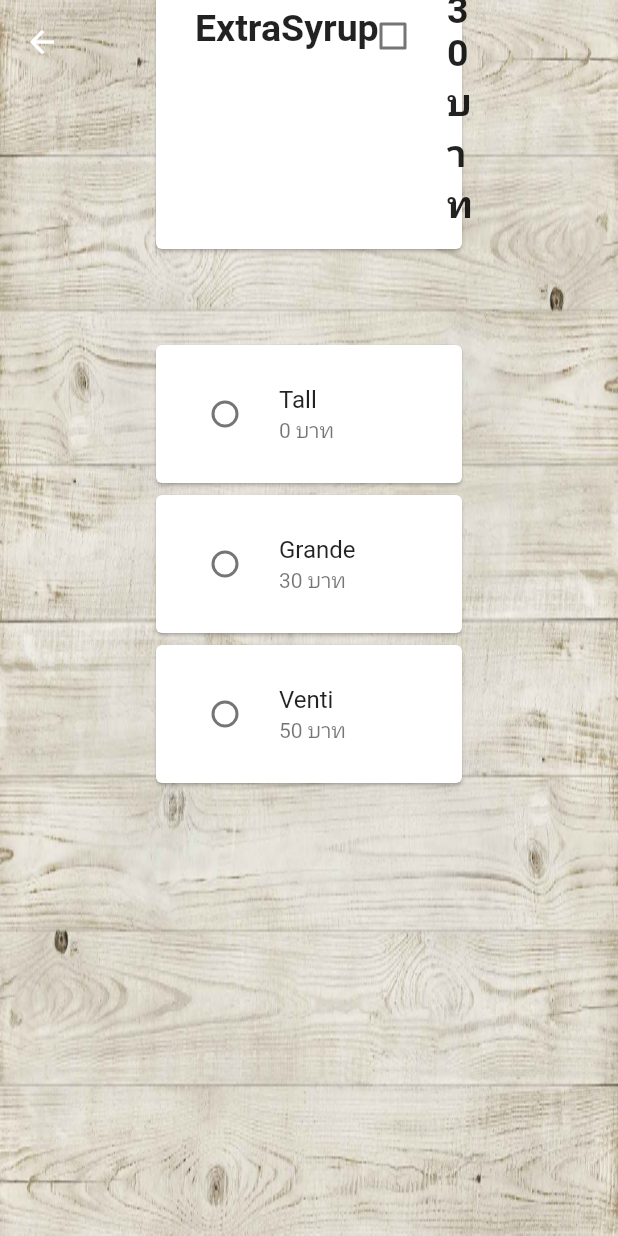
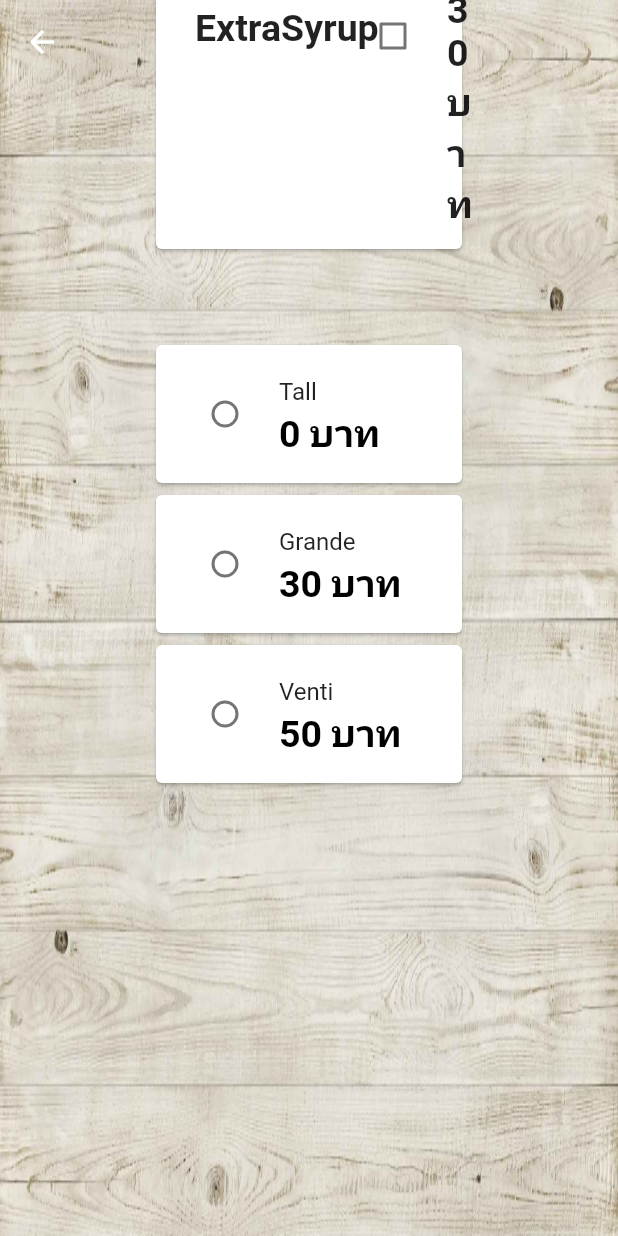
Before and after one commit to ssalilla/selfordering1, a Flutter app: the Americano screen opened directly, scrolled down 1152 dp, on a phone screen of 412 x 824 dp. Run offline on Flutter 3.47's test engine with Material 2 defaults, Android fonts, the light colour scheme and no system bars.

Commit message:
add Ischecked

```diff
--- a/lib/Americano.dart
+++ b/lib/Americano.dart
@@ -5,6 +5,7 @@ import 'package:selfordering1/models/addon.dart';
 import 'package:selfordering1/models/models.dart';
 
 class Americano extends StatefulWidget {
+
   @override
   _AmericanoState createState() => _AmericanoState();
 }
@@ -61,6 +62,7 @@ class _AmericanoState extends State<Americano> {
   @override
   var _size;
 
+
   Widget build(BuildContext context) {
     return Scaffold(
       appBar: AppBar(
@@ -84,10 +86,10 @@ class _AmericanoState extends State<Americano> {
         ),
         child: ListView(
           padding: const EdgeInsets.all(100),
-          children: <Widget>[
+          children: [
             Column(
-              mainAxisAlignment: MainAxisAlignment.start,
-              crossAxisAlignment: CrossAxisAlignment.start,
+              mainAxisAlignment: MainAxisAlignment.center,
+              crossAxisAlignment: CrossAxisAlignment.center,
               children: [
                 Container(
                   width: 200,
@@ -183,7 +185,11 @@ class _AmericanoState extends State<Americano> {
                                   title: Text(listSize[i].size),
                                   subtitle: Text(
                                       listSize[i].price.toStringAsFixed(0) +
-                                          ' บาท'),
+                                          ' บาท',
+                                    style: TextStyle(
+                                      fontSize: 25,
+                                      fontWeight: FontWeight.bold, color: Colors.black,
+                                    ),),
                                   value: listSize[i].price,
                                   groupValue: _size,
                                   onChanged: (value) {
@@ -200,6 +206,11 @@ class _AmericanoState extends State<Americano> {
                 ],
               ),
             ),
+            Container(
+              width: 300,
+              height: 200,
+              child: Text(calculatePrice().toStringAsFixed(0) + ' บาท'),
+            )
           ],
         ),
       ),
@@ -212,3 +223,20 @@ class _AmericanoState extends State<Americano> {
     });
   }
 }
+
+double calculatePrice() {
+  if (listTopping.isNotEmpty) {
+    var _price = 160.0;
+    // Get those toppings that are chosen (`isCheck` is true)
+    final chosenTopping = listTopping.where((element) => element.isCheck);
+
+    // Calculate the sum
+    for (var item in chosenTopping) {
+      if(item.isCheck) {
+        _price += item.price;
+      }
+    }
+    return _price;
+  }
+  return 0.00;
+}
```
Also changed, not shown: lib/cart.dart (added).
